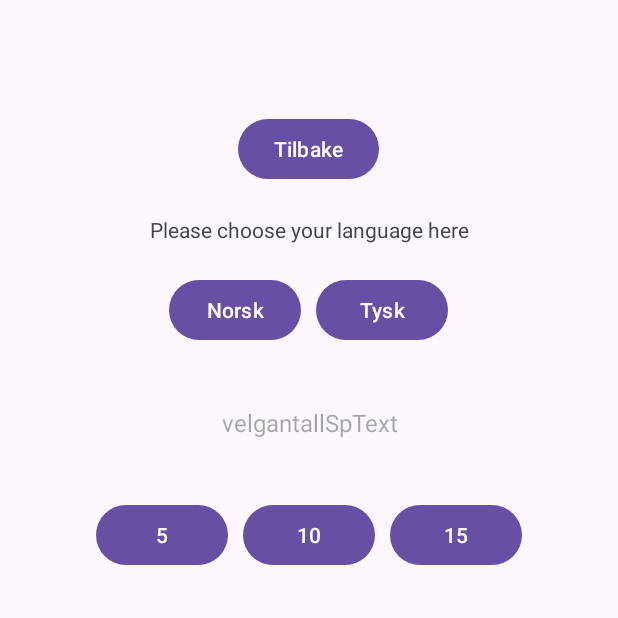
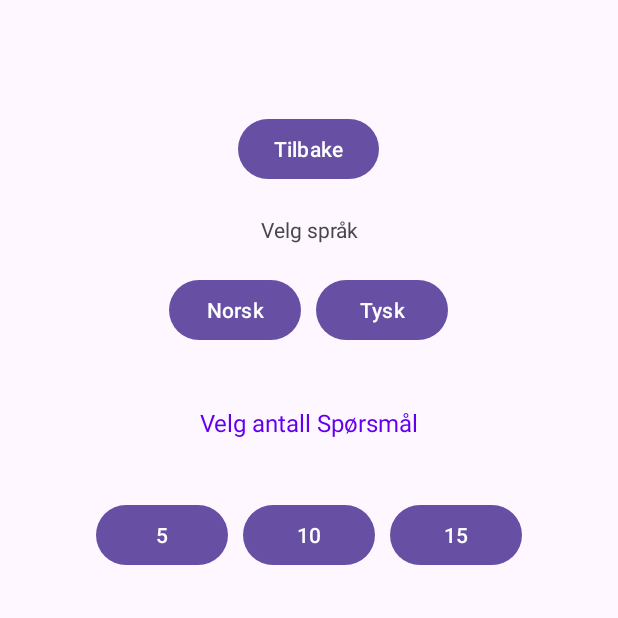
Before and after one commit to Latifa-Ajram/Spill, an Android app: the Preferanse screen opened directly, with no data from a screen before it, on a phone screen of 412 x 824 dp, the top half of it. Run offline under Robolectric (Android 15) with nearby library versions, the phone set to English and light mode, and no system bars.

Commit message:
strings translated

```diff
--- a/app/src/main/java/com/example/project1/MainActivity.java
+++ b/app/src/main/java/com/example/project1/MainActivity.java
@@ -20,7 +20,6 @@ public class MainActivity extends AppCompatActivity {
     protected void onCreate(Bundle savedInstanceState) {
         super.onCreate(savedInstanceState);
         setContentView(R.layout.activity_main);
-
         start = findViewById(R.id.buttonSpill);
         omspill =findViewById(R.id.buttonOmspill);
         preferanser = findViewById(R.id.buttonPreferanser);
--- a/app/src/main/res/layout-land/activity_preferanse.xml
+++ b/app/src/main/res/layout-land/activity_preferanse.xml
@@ -25,7 +25,7 @@
             android:layout_width="match_parent"
             android:layout_height="wrap_content"
             android:padding="20dp"
-            android:text="Please choose your language here"
+            android:hint="@string/velgspraakText"
             android:textAlignment="center" />
 
         <LinearLayout
@@ -54,7 +54,7 @@
             android:layout_width="match_parent"
             android:layout_height="wrap_content"
             android:layout_marginTop="20dp"
-            android:hint="Please Write Your 5/10/15"
+            android:hint="@string/velgantallSpText"
             android:padding="20dp"
             android:textAlignment="center"
             android:textColor="@color/design_default_color_primary"
--- a/app/src/main/res/layout/activity_preferanse.xml
+++ b/app/src/main/res/layout/activity_preferanse.xml
@@ -54,7 +54,7 @@
             android:layout_width="match_parent"
             android:layout_height="wrap_content"
             android:layout_marginTop="20dp"
-            android:hint="velgantallSpText"
+            android:text="@string/velgantallSpText"
             android:padding="20dp"
             android:textAlignment="center"
             android:textColor="@color/design_default_color_primary"
--- a/app/src/main/res/values/strings.xml
+++ b/app/src/main/res/values/strings.xml
@@ -25,8 +25,8 @@
     <string name="riktigSvarMelding">gratulerer, du har svart riktig.</string>
     <string name="feilSvarMelding">Beklager feil svar. riktig svar er:</string>
     <string name="ingenSporsmaal">Det er ikke flere spørsmål. Gå tilbake! </string>
-    <string name="velgspraakText">Please choose your language here</string>
-    <string name="velgantallSpText">Please Write Your 5/10/15</string>
+    <string name="velgspraakText">Velg språk</string>
+    <string name="velgantallSpText">Velg antall Spørsmål </string>
 
     <!-- Strenger for tallknappene -->
     <string name="button_0">0</string>
```
Also changed, not shown: 1 other file.
